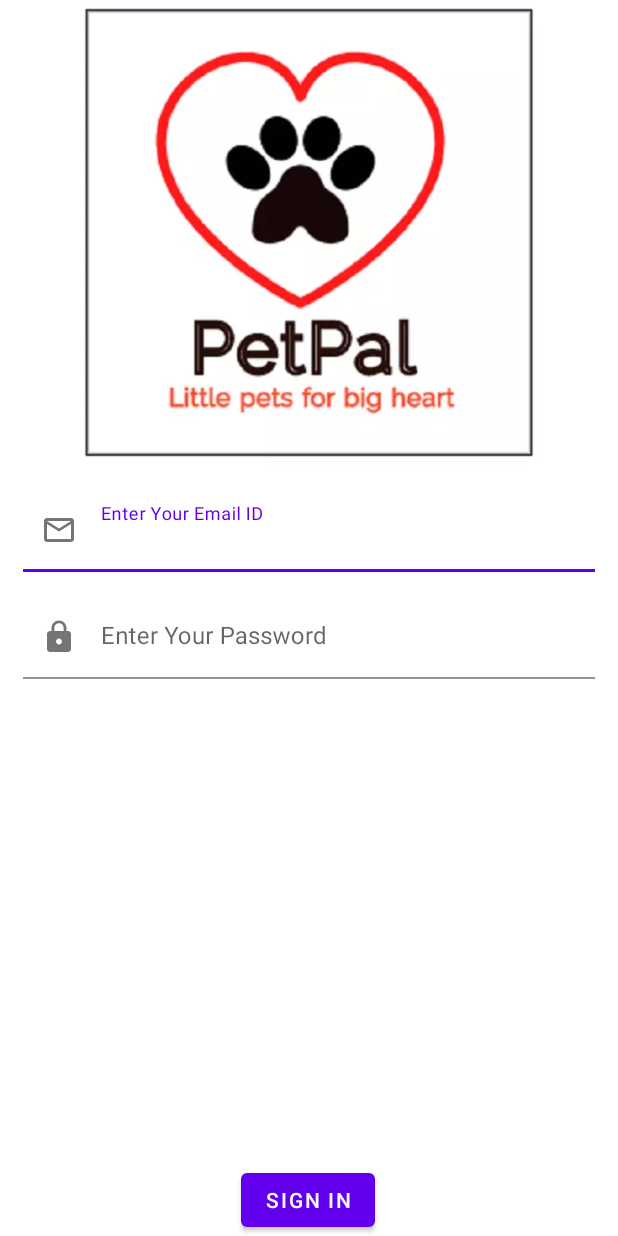
After one commit to Arshveer0708/PetpalApp, an Android app: the EnterUserCredentialsActivity screen opened directly, with no data from a screen before it, on a phone screen of 412 x 824 dp. The commit adds this screen. Run offline under Robolectric (Android 15) with nearby library versions, the phone set to English and light mode, and no system bars; our stand-ins replace Firebase (no records; nobody signed in at launch, a user with empty details on screens opened directly).

Commit message:
Added logo to landing screen and with Firebase UI provided the ability to authenticate a user

```diff
--- /dev/null
+++ b/app/src/main/java/com/GC200451204/petpal/EnterUserCredentialsActivity.kt
@@ -0,0 +1,114 @@
+package com.GC200451204.petpal
+
+import android.content.Intent
+import androidx.appcompat.app.AppCompatActivity
+import android.os.Bundle
+import android.util.Log
+import android.view.View
+import android.widget.Toast
+import com.example.petpal.R
+import com.example.petpal.databinding.ActivityEnterUserCredentialsBinding
+import com.google.firebase.auth.FirebaseAuth
+import com.google.firebase.auth.ktx.auth
+import com.google.firebase.ktx.Firebase
+
+class EnterUserCredentialsActivity : AppCompatActivity() {
+    private lateinit var auth: FirebaseAuth
+    private lateinit var binding : ActivityEnterUserCredentialsBinding
+
+    override fun onCreate(savedInstanceState: Bundle?) {
+        super.onCreate(savedInstanceState)
+        binding = ActivityEnterUserCredentialsBinding.inflate(layoutInflater)
+        setContentView(binding.root)
+
+        // Initialize Firebase Auth
+        auth = Firebase.auth
+
+        //make the user name field invisible unless it is a new user
+        binding.userNameTextInputLayout.visibility = View.GONE
+
+        //check if the user is already defined in Firebase.auth
+        binding.nextButton.setOnClickListener {
+            var email =binding.emailEditText.text.toString()
+            if (email.isNotEmpty())
+            {
+                checkIfUserExists(email)
+            }
+        }
+    }
+
+
+    public override fun onStart() {
+        super.onStart()
+        // Check if user is signed in (non-null) and update UI accordingly.
+        val currentUser = auth.currentUser
+        if(currentUser != null){
+//            reload();
+            startActivity(Intent(this, GridRecyclerActivity::class.java))
+        }
+    }
+
+    /**
+     * This method will check to see if an email already exists in the Firebase.auth system
+     */
+    private fun checkIfUserExists(email : String){
+        var password = binding.passwordEditText.text.toString()
+        auth.fetchSignInMethodsForEmail(email)
+            .addOnCompleteListener { task ->
+                task.result?.signInMethods?.isEmpty().let { newUser ->
+                    if (newUser!!) {
+                        Log.i("DB_Response", "$email is a new user")
+                        binding.userNameTextInputLayout.visibility = View.VISIBLE
+                        if (password.isNotEmpty())
+                            createNewUser(email, password)
+                        else
+                            Toast.makeText(this, "Enter a password",Toast.LENGTH_LONG).show()
+
+                    } else {
+                        Log.i("DB_Response", "$email is an existing user")
+
+                        //if the user's email is found AND password is not empty, attempt to login
+                        if (password.isNotEmpty()) {
+                            login(email, password)
+                        }
+                    }
+                }
+            }
+    }
+
+    private fun createNewUser(email: String, password: String) {
+        auth.createUserWithEmailAndPassword(email, password)
+            .addOnCompleteListener(this) { task ->
+                if (task.isSuccessful) {
+                    // Sign in success, update UI with the signed-in user's information
+                    Log.i("DB_Response", "$email - createUserWithEmail:success")
+                    startActivity(Intent(this, UserProfileActivity::class.java))
+                } else {
+                    // If sign in fails, display a message to the user.
+                    Log.i("DB_Response", "createUserWithEmail:failure", task.exception)
+                    Toast.makeText(baseContext, "Authentication failed.",
+                        Toast.LENGTH_SHORT).show()
+                }
+            }
+
+    }
+
+
+    private fun login(email : String, password : String){
+        auth.signInWithEmailAndPassword(email, password)
+            .addOnCompleteListener(this) { task ->
+                if (task.isSuccessful) {
+                    // Sign in success, update UI with the signed-in user's information
+                    Log.i("DB_Response", "$email - signInWithEmail:success")
+                    startActivity(Intent(this, GridRecyclerActivity::class.java))
+                } else {
+                    // If sign in fails, display a message to the user.
+                    Log.i("DB_Response", "$email - signInWithEmail:failure", task.exception)
+                    Toast.makeText(baseContext, "Authentication failed - renter email & password",
+                        Toast.LENGTH_SHORT).show()
+                }
+            }
+    }
+
+
+}
--- a/app/src/main/java/com/GC200451204/petpal/UserProfileActivity.kt
+++ b/app/src/main/java/com/GC200451204/petpal/UserProfileActivity.kt
@@ -77,7 +77,7 @@ class UserProfileActivity : AppCompatActivity() {
     {
         auth.signOut()
         finish()
-        startActivity(Intent(this, SiginActivity::class.java))
+        startActivity(Intent(this, StyledSigninActivity::class.java))
     }
 
 
--- /dev/null
+++ b/app/src/main/res/drawable/email_box_icon.xml
@@ -0,0 +1,5 @@
+<vector android:height="24dp" android:tint="#FFFFFF"
+    android:viewportHeight="24" android:viewportWidth="24"
+    android:width="24dp" xmlns:android="http://schemas.android.com/apk/res/android">
+    <path android:fillColor="@android:color/white" android:pathData="M20,4L4,4c-1.1,0 -1.99,0.9 -1.99,2L2,18c0,1.1 0.9,2 2,2h16c1.1,0 2,-0.9 2,-2L22,6c0,-1.1 -0.9,-2 -2,-2zM20,18L4,18L4,8l8,5 8,-5v10zM12,11L4,6h16l-8,5z"/>
+</vector>
--- /dev/null
+++ b/app/src/main/res/drawable/logout_icon.xml
@@ -0,0 +1,5 @@
+<vector android:autoMirrored="true" android:height="24dp"
+    android:tint="#1D1B1B" android:viewportHeight="24"
+    android:viewportWidth="24" android:width="24dp" xmlns:android="http://schemas.android.com/apk/res/android">
+    <path android:fillColor="@android:color/white" android:pathData="M10.09,15.59L11.5,17l5,-5 -5,-5 -1.41,1.41L12.67,11H3v2h9.67l-2.58,2.59zM19,3H5c-1.11,0 -2,0.9 -2,2v4h2V5h14v14H5v-4H3v4c0,1.1 0.89,2 2,2h14c1.1,0 2,-0.9 2,-2V5c0,-1.1 -0.9,-2 -2,-2z"/>
+</vector>
--- /dev/null
+++ b/app/src/main/res/drawable/password_icon.xml
@@ -0,0 +1,5 @@
+<vector android:height="24dp" android:tint="#FFFFFF"
+    android:viewportHeight="24" android:viewportWidth="24"
+    android:width="24dp" xmlns:android="http://schemas.android.com/apk/res/android">
+    <path android:fillColor="@android:color/white" android:pathData="M18,8h-1L17,6c0,-2.76 -2.24,-5 -5,-5S7,3.24 7,6v2L6,8c-1.1,0 -2,0.9 -2,2v10c0,1.1 0.9,2 2,2h12c1.1,0 2,-0.9 2,-2L20,10c0,-1.1 -0.9,-2 -2,-2zM12,17c-1.1,0 -2,-0.9 -2,-2s0.9,-2 2,-2 2,0.9 2,2 -0.9,2 -2,2zM15.1,8L8.9,8L8.9,6c0,-1.71 1.39,-3.1 3.1,-3.1 1.71,0 3.1,1.39 3.1,3.1v2z"/>
+</vector>
--- /dev/null
+++ b/app/src/main/res/layout/activity_enter_user_credentials.xml
@@ -0,0 +1,97 @@
+<?xml version="1.0" encoding="utf-8"?>
+<androidx.constraintlayout.widget.ConstraintLayout xmlns:android="http://schemas.android.com/apk/res/android"
+    xmlns:app="http://schemas.android.com/apk/res-auto"
+    xmlns:tools="http://schemas.android.com/tools"
+    android:layout_width="match_parent"
+    android:layout_height="match_parent"
+    tools:context="com.GC200451204.petpal.EnterUserCredentialsActivity">
+
+    <ImageView
+        android:id="@+id/logoImage"
+        android:layout_width="wrap_content"
+        android:layout_height="310dp"
+        app:layout_constraintEnd_toEndOf="parent"
+        app:layout_constraintStart_toStartOf="parent"
+        app:layout_constraintTop_toTopOf="parent"
+        app:srcCompat="@drawable/logo" />
+
+    <com.google.android.material.textfield.TextInputLayout
+        android:id="@+id/emailAddressTextInputLayout"
+        android:layout_width="match_parent"
+        android:layout_height="wrap_content"
+        android:background="@android:color/transparent"
+        app:boxBackgroundColor="@android:color/transparent"
+        app:layout_constraintEnd_toEndOf="parent"
+        app:layout_constraintHorizontal_bias="0.5"
+        app:layout_constraintStart_toStartOf="parent"
+        app:layout_constraintTop_toBottomOf="@id/logoImage"
+        app:startIconDrawable="@drawable/email_box_icon"
+        android:layout_margin="@dimen/main_margin">
+
+        <com.google.android.material.textfield.TextInputEditText
+            android:id="@+id/emailEditText"
+            android:layout_width="match_parent"
+            android:layout_height="wrap_content"
+            android:hint="Enter Your Email ID"
+            android:singleLine="true"
+            android:inputType="textEmailAddress"
+            android:textColor="@color/colorPrimary" />
+    </com.google.android.material.textfield.TextInputLayout>
+
+    <com.google.android.material.textfield.TextInputLayout
+        android:id="@+id/passwordLayout"
+        android:layout_width="match_parent"
+        android:layout_height="wrap_content"
+        android:background="@android:color/transparent"
+        app:boxBackgroundColor="@android:color/transparent"
+        app:layout_constraintEnd_toEndOf="parent"
+        app:layout_constraintHorizontal_bias="0.6"
+        app:layout_constraintStart_toStartOf="parent"
+        app:layout_constraintTop_toBottomOf="@id/emailAddressTextInputLayout"
+        app:startIconDrawable="@drawable/password_icon"
+        android:layout_margin="@dimen/main_margin">
+
+        <com.google.android.material.textfield.TextInputEditText
+            android:id="@+id/passwordEditText"
+            android:layout_width="match_parent"
+            android:layout_height="wrap_content"
+            android:hint="Enter Your Password"
+            android:singleLine="true"
+            android:inputType="textPassword"
+            android:textColor="@color/colorPrimary" />
+    </com.google.android.material.textfield.TextInputLayout>
+
+    <com.google.android.material.textfield.TextInputLayout
+        android:id="@+id/userNameTextInputLayout"
+        android:layout_width="match_parent"
+        android:layout_height="wrap_content"
+        android:background="@android:color/transparent"
+        app:boxBackgroundColor="@android:color/transparent"
+        app:layout_constraintEnd_toEndOf="parent"
+        app:layout_constraintHorizontal_bias="0.7"
+        app:layout_constraintStart_toStartOf="parent"
+        app:layout_constraintTop_toBottomOf="@id/passwordLayout"
+        app:startIconDrawable="@drawable/user_profile_icon"
+        android:layout_margin="@dimen/main_margin">
+
+        <com.google.android.material.textfield.TextInputEditText
+            android:id="@+id/userNameEditText"
+            android:layout_width="match_parent"
+            android:layout_height="wrap_content"
+            android:hint="Enter User Name"
+            android:singleLine="true"
+            android:inputType="textPassword"
+            android:textColor="@color/colorPrimary" />
+    </com.google.android.material.textfield.TextInputLayout>
+
+    <Button
+        android:id="@+id/nextButton"
+        android:layout_width="wrap_content"
+        android:layout_height="wrap_content"
+        android:text="Sign In"
+        app:layout_constraintEnd_toEndOf="parent"
+        app:layout_constraintHorizontal_bias="0.498"
+        app:layout_constraintStart_toStartOf="parent"
+        app:layout_constraintBottom_toBottomOf="parent" />
+
+</androidx.constraintlayout.widget.ConstraintLayout>
```
Also changed, not shown: app/src/main/AndroidManifest.xml (+12 -5 lines), app/src/main/java/com/GC200451204/petpal/StyledSigninActivity.kt (added, +23 -0 lines), app/src/main/res/layout/activity_styled_signin.xml (added, +28 -0 lines), app/src/main/res/drawable-v24/logo.webp (added).
